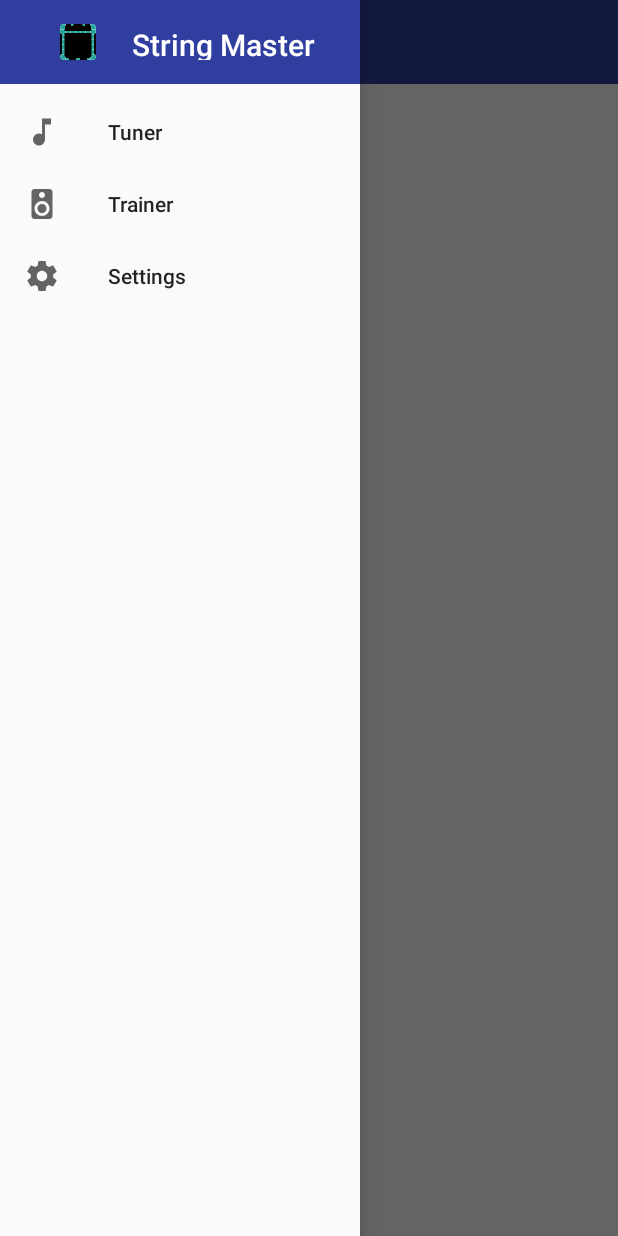
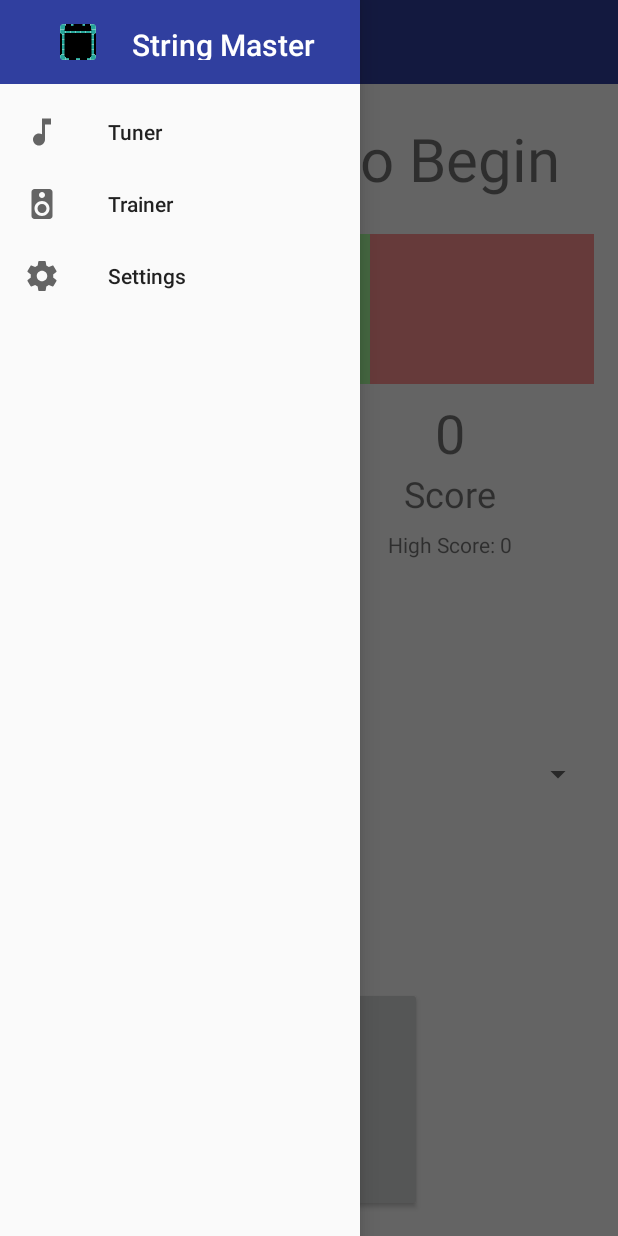
Before and after one commit to cmalnor/string-master, an Android app: the screen it shows after launch (MainActivity), with the side drawer open, on a phone screen of 412 x 824 dp. Run offline under Robolectric (Android 15) with nearby library versions, the phone set to English and light mode, and no system bars; libraries missing offline, so code that uses them is left out: org.puredata.android, org.puredata.core; 1 statement that could not run was skipped.

Commit message:
Fixed preference progress numbers
Fixed permissions requesting where granting access did not load fragment
Removed custom SeekBarPreference layout, using style instead

```diff
--- a/app/src/main/java/com/example/android/string_master_01/MainActivity.java
+++ b/app/src/main/java/com/example/android/string_master_01/MainActivity.java
@@ -14,6 +14,7 @@ import android.support.v7.app.ActionBarDrawerToggle;
 import android.support.v7.app.AppCompatActivity;
 import android.support.v7.preference.PreferenceManager;
 import android.support.v7.widget.Toolbar;
+import android.util.Log;
 import android.view.MenuItem;
 import android.widget.Toast;
 
@@ -65,6 +66,7 @@ public class MainActivity extends AppCompatActivity {
 
         checkPermissions();
 
+        Log.d(TAG, "onCreate: allowswap = " + allowSwap);
         if(allowSwap){
             if(savedInstanceState == null){
                 swapFragment(TrainerFragment.class);
@@ -149,12 +151,14 @@ public class MainActivity extends AppCompatActivity {
     @Override
     public void onRequestPermissionsResult(int requestCode,
                                            String permissions[], int[] grantResults) {
+        Log.d(TAG, "onRequestPermissionsResult: requestCode: " + requestCode);
         switch (requestCode) {
             case REQUEST_RECORD_AUDIO_PERMISSION: {
                 // If request is cancelled, the result arrays are empty.
+                Log.d(TAG, "onRequestPermissionsResult: case request audio");
                 if (grantResults.length > 0
                         && grantResults[0] == PackageManager.PERMISSION_GRANTED) {
-
+                    Log.d(TAG, "onRequestPermissionsResult: permission granted");
                     // permission was granted, yay! Do the
                     // contacts-related task you need to do.
                     allowSwap = true;
@@ -183,6 +187,8 @@ public class MainActivity extends AppCompatActivity {
             ActivityCompat.requestPermissions(this,
                     new String[]{Manifest.permission.RECORD_AUDIO},
                     REQUEST_RECORD_AUDIO_PERMISSION);
+        } else {
+            allowSwap = true;
         }
     }
 
--- a/app/src/main/res/values/strings.xml
+++ b/app/src/main/res/values/strings.xml
@@ -10,8 +10,8 @@
         <item>B</item>
         <item>High E</item>
     </string-array>
-    <string name="text_number_frets">Number of frets to test:</string>
-    <string name="text_game_length">Game Length:</string>
+    <string name="text_number_frets">Number of frets to test: %1$d</string>
+    <string name="text_game_length">Game Length: %1$d</string>
     <string name="text_high_score">High Score: %1$d</string>
     <string name="text_clear_scores">Clear high scores</string>
     <string name="trainer_text_selected_string">Selected guitar string: </string>
--- a/app/src/main/res/xml/preferences.xml
+++ b/app/src/main/res/xml/preferences.xml
@@ -6,7 +6,7 @@
         android:key="@string/com.example.string_master.SETTING_NUMBER_FRETS"
         android:title="@string/text_number_frets"
         android:icon="@drawable/ic_guitar_acoustic"
-        android:max="21"
+        android:max="23"
         android:defaultValue="21"
         style="@style/AppPreference.SeekBarPreference"
         />
@@ -14,10 +14,10 @@
         android:key="@string/com.example.string_master.SETTING_GAME_LENGTH"
         android:title="@string/text_game_length"
         android:icon="@drawable/ic_timer_black_24dp"
-        android:max="30"
-        android:defaultValue="30"
+        android:max="5"
+        android:defaultValue="0"
         style="@style/AppPreference.SeekBarPreference"
-        android:layout="@layout/preference_widget_seekbar_fix"/>
+        />
     <com.example.android.string_master_01.ClearScoresDialogPreference
         android:key="@string/com.example.string_master.SETTING_CLEAR_SCORES"
         android:title="@string/text_clear_scores"
```
Also changed, not shown: app/src/main/java/com/example/android/string_master_01/SettingsFragment.java (+10 -3 lines), app/src/main/res/layout/preference_widget_seekbar_fix.xml (deleted, +0 -86 lines).
